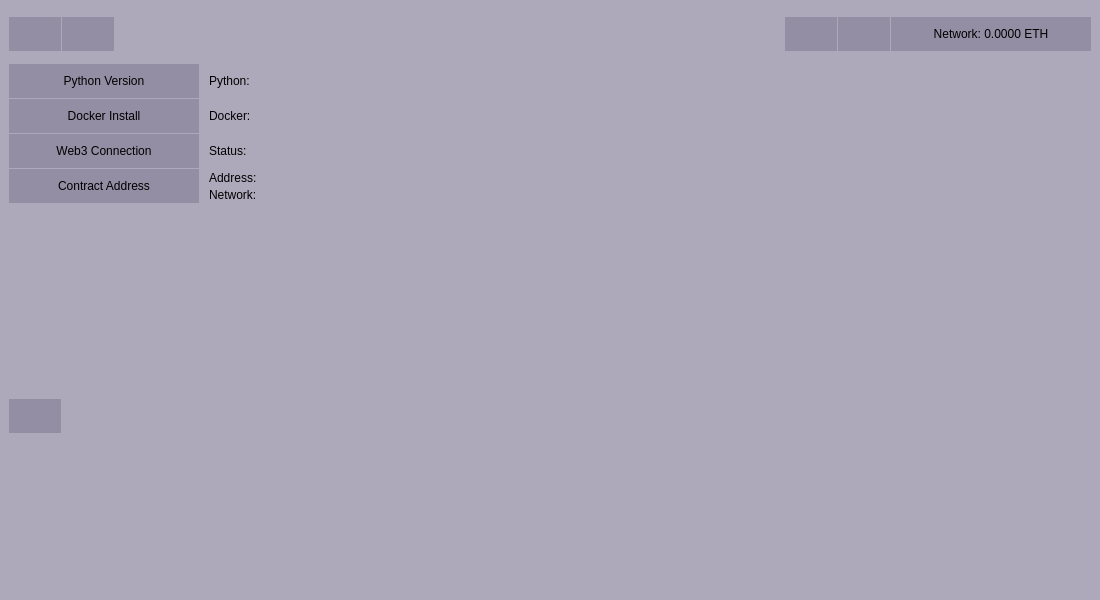
Before: the Qt Designer form Qt/dev/acorn-leaf-node/mainwindow.ui in acorn-sh/acorn-leaf-node, drawn with Qt 5.
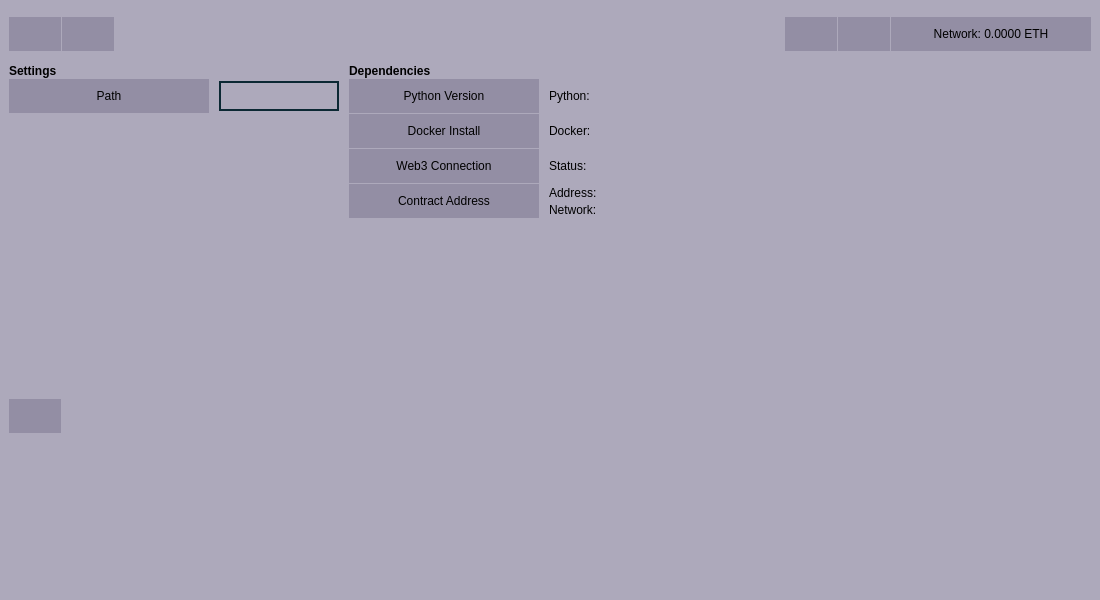
After: the same form once the commit is applied. The open tabs and pages were chosen to show the change. Icons and pictures are not drawn.

What changed in the file:
```diff
--- a/Qt/dev/acorn-leaf-node/mainwindow.ui
+++ b/Qt/dev/acorn-leaf-node/mainwindow.ui
@@ -531,6 +531,54 @@
                 </property>
                 <layout class="QVBoxLayout" name="verticalLayout_3">
                  <property name="spacing">
+                  <number>0</number>
+                 </property>
+                 <property name="leftMargin">
+                  <number>0</number>
+                 </property>
+                 <property name="topMargin">
+                  <number>0</number>
+                 </property>
+                 <property name="rightMargin">
+                  <number>0</number>
+                 </property>
+                 <property name="bottomMargin">
+                  <number>0</number>
+                 </property>
+                 <item alignment="Qt::AlignmentFlag::AlignLeft|Qt::AlignmentFlag::AlignTop">
+                  <widget class="QFrame" name="frame_3">
+                   <property name="frameShape">
+                    <enum>QFrame::Shape::StyledPanel</enum>
+                   </property>
+                   <property name="frameShadow">
+                    <enum>QFrame::Shadow::Raised</enum>
+                   </property>
+                   <layout class="QHBoxLayout" name="horizontalLayout_21">
+                    <property name="spacing">
+                     <number>0</number>
+                    </property>
+                    <property name="leftMargin">
+                     <number>0</number>
+                    </property>
+                    <property name="topMargin">
+                     <number>0</number>
+                    </property>
+                    <property name="rightMargin">
+                     <number>0</number>
+                    </property>
+                    <property name="bottomMargin">
+                     <number>0</number>
+                    </property>
+                    <item alignment="Qt::AlignmentFlag::AlignLeft|Qt::AlignmentFlag::AlignTop">
+                     <widget class="QFrame" name="Settings">
+                      <property name="frameShape">
+                       <enum>QFrame::Shape::StyledPanel</enum>
+                      </property>
+                      <property name="frameShadow">
+                       <enum>QFrame::Shadow::Raised</enum>
+                      </property>
+                      <layout class="QVBoxLayout" name="verticalLayout_8">
+                       <property name="spacing">
                   <number>1</number>
                  </property>
                  <property name="leftMargin">
@@ -540,12 +588,139 @@
                   <number>0</number>
                  </property>
                  <property name="rightMargin">
+                        <number>10</number>
+                       </property>
+                       <property name="bottomMargin">
                   <number>0</number>
                  </property>
+                       <item alignment="Qt::AlignmentFlag::AlignLeft">
+                        <widget class="QLabel" name="label_2">
+                         <property name="font">
+                          <font>
+                           <bold>true</bold>
+                          </font>
+                         </property>
+                         <property name="text">
+                          <string>Settings</string>
+                         </property>
+                        </widget>
+                       </item>
+                       <item alignment="Qt::AlignmentFlag::AlignLeft|Qt::AlignmentFlag::AlignTop">
+                        <widget class="QFrame" name="frame_24">
+                         <property name="frameShape">
+                          <enum>QFrame::Shape::StyledPanel</enum>
+                         </property>
+                         <property name="frameShadow">
+                          <enum>QFrame::Shadow::Raised</enum>
+                         </property>
+                         <layout class="QHBoxLayout" name="horizontalLayout_22">
+                          <property name="spacing">
+                           <number>0</number>
+                          </property>
+                          <property name="leftMargin">
+                           <number>0</number>
+                          </property>
+                          <property name="topMargin">
+                           <number>0</number>
+                          </property>
+                          <property name="rightMargin">
+                           <number>0</number>
+                          </property>
                  <property name="bottomMargin">
                   <number>0</number>
                  </property>
                  <item alignment="Qt::AlignmentFlag::AlignLeft|Qt::AlignmentFlag::AlignTop">
+                           <widget class="QFrame" name="frame_4">
+                            <property name="frameShape">
+                             <enum>QFrame::Shape::StyledPanel</enum>
+                            </property>
+                            <property name="frameShadow">
+                             <enum>QFrame::Shadow::Raised</enum>
+                            </property>
+                            <layout class="QHBoxLayout" name="horizontalLayout_23">
+                             <property name="spacing">
+                              <number>0</number>
+                             </property>
+                             <property name="leftMargin">
+                              <number>0</number>
+                             </property>
+                             <property name="topMargin">
+                              <number>0</number>
+                             </property>
+                             <property name="rightMargin">
+                              <number>10</number>
+                             </property>
+                             <property name="bottomMargin">
+                              <number>0</number>
+                             </property>
+                             <item>
+                              <widget class="QPushButton" name="pushButton">
+                               <property name="minimumSize">
+                                <size>
+                                 <width>200</width>
+                                 <height>0</height>
+                                </size>
+                               </property>
+                               <property name="maximumSize">
+                                <size>
+                                 <width>200</width>
+                                 <height>16777215</height>
+                                </size>
+                               </property>
+                               <property name="text">
+                                <string>Path</string>
+                               </property>
+                              </widget>
+                             </item>
+                            </layout>
+                           </widget>
+                          </item>
+                          <item>
+                           <widget class="QLineEdit" name="lineEdit_2"/>
+                          </item>
+                         </layout>
+                        </widget>
+                       </item>
+                      </layout>
+                     </widget>
+                    </item>
+                    <item>
+                     <widget class="QFrame" name="Dependencies">
+                      <property name="frameShape">
+                       <enum>QFrame::Shape::StyledPanel</enum>
+                      </property>
+                      <property name="frameShadow">
+                       <enum>QFrame::Shadow::Raised</enum>
+                      </property>
+                      <layout class="QVBoxLayout" name="verticalLayout_7">
+                       <property name="spacing">
+                        <number>1</number>
+                       </property>
+                       <property name="leftMargin">
+                        <number>0</number>
+                       </property>
+                       <property name="topMargin">
+                        <number>0</number>
+                       </property>
+                       <property name="rightMargin">
+                        <number>0</number>
+                       </property>
+                       <property name="bottomMargin">
+                        <number>0</number>
+                       </property>
+                       <item>
+                        <widget class="QLabel" name="label">
+                         <property name="font">
+                          <font>
+                           <bold>true</bold>
+                          </font>
+                         </property>
+                         <property name="text">
+                          <string>Dependencies</string>
+                         </property>
+                        </widget>
+                       </item>
+                       <item>
                   <widget class="QFrame" name="frame_12">
                    <property name="frameShape">
                     <enum>QFrame::Shape::StyledPanel</enum>
@@ -637,7 +812,7 @@
                    </layout>
                   </widget>
                  </item>
-                 <item alignment="Qt::AlignmentFlag::AlignLeft|Qt::AlignmentFlag::AlignTop">
+                       <item>
                   <widget class="QFrame" name="frame_13">
                    <property name="frameShape">
                     <enum>QFrame::Shape::StyledPanel</enum>
@@ -729,7 +904,7 @@
                    </layout>
                   </widget>
                  </item>
-                 <item alignment="Qt::AlignmentFlag::AlignLeft|Qt::AlignmentFlag::AlignTop">
+                       <item>
                   <widget class="QFrame" name="frame_14">
                    <property name="frameShape">
                     <enum>QFrame::Shape::StyledPanel</enum>
@@ -821,7 +996,7 @@
                    </layout>
                   </widget>
                  </item>
-                 <item alignment="Qt::AlignmentFlag::AlignLeft|Qt::AlignmentFlag::AlignTop">
+                       <item>
                   <widget class="QFrame" name="frame_15">
                    <property name="frameShape">
                     <enum>QFrame::Shape::StyledPanel</enum>
@@ -945,6 +1120,12 @@
                          <property name="text">
                           <string>Network: </string>
                          </property>
+                              </widget>
+                             </item>
+                            </layout>
+                           </widget>
+                          </item>
+                         </layout>
                         </widget>
                        </item>
                       </layout>
```
Lines whose indentation alone changed are shown as unchanged.
